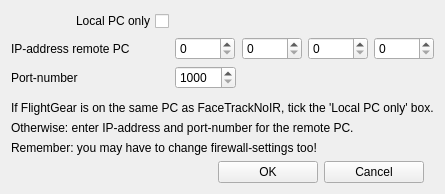
The window that ftnoir_protocol_fg/ftnoir_fgcontrols.ui (opentrack/opentrack) describes before a commit, drawn with Qt 5.
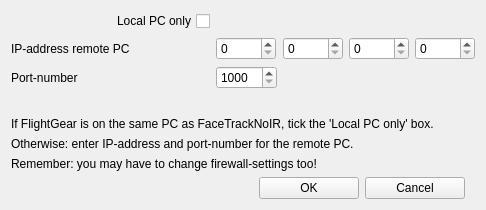
The same window after the commit. Icons and pictures are not drawn.

What changed in the file:
```diff
--- a/ftnoir_protocol_fg/ftnoir_fgcontrols.ui
+++ b/ftnoir_protocol_fg/ftnoir_fgcontrols.ui
@@ -6,8 +6,8 @@
    <rect>
     <x>0</x>
     <y>0</y>
-    <width>411</width>
-    <height>194</height>
+    <width>486</width>
+    <height>210</height>
    </rect>
   </property>
   <property name="windowTitle">
```
Left out of the diff: 3 changed lines with no effect on the pictures.
